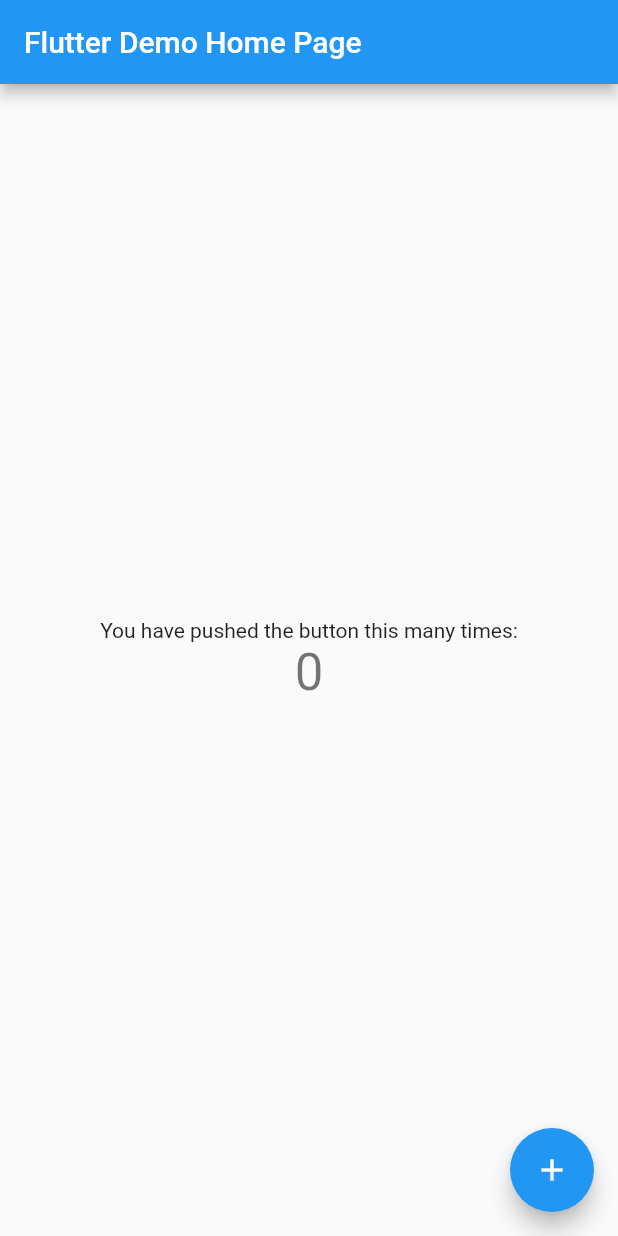
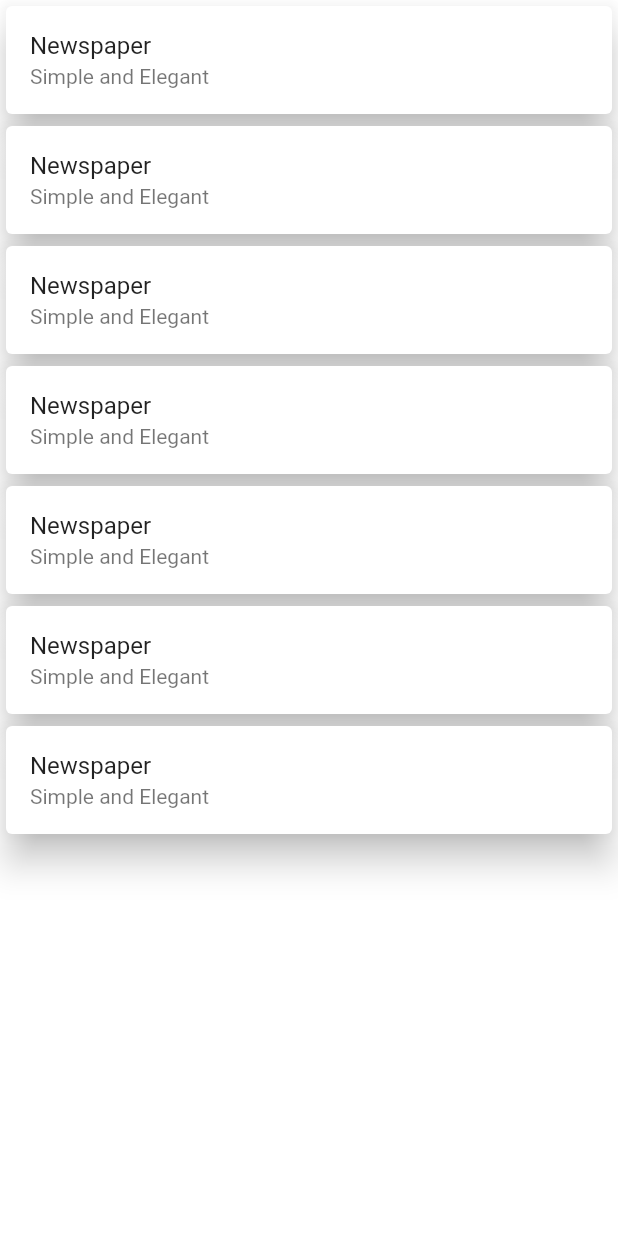
Before and after one commit to devmithunnath/design_challenges, a Flutter app: the screen it shows after launch, on a phone screen of 412 x 824 dp. Run offline on Flutter 3.47's test engine with Material 2 defaults, Android fonts, the phone set to English and light mode, and no system bars.

Commit message:
sample cards for the home page

```diff
--- a/lib/main.dart
+++ b/lib/main.dart
@@ -1,3 +1,4 @@
+import 'package:design_challenges/screens/home.screen.dart';
 import 'package:flutter/material.dart';
 
 void main() => runApp(MyApp());
@@ -7,105 +8,11 @@ class MyApp extends StatelessWidget {
   @override
   Widget build(BuildContext context) {
     return MaterialApp(
-      title: 'Flutter Demo',
+      title: 'Design Challenges',
       theme: ThemeData(
-        // This is the theme of your application.
-        //
-        // Try running your application with "flutter run". You'll see the
-        // application has a blue toolbar. Then, without quitting the app, try
-        // changing the primarySwatch below to Colors.green and then invoke
-        // "hot reload" (press "r" in the console where you ran "flutter run",
-        // or simply save your changes to "hot reload" in a Flutter IDE).
-        // Notice that the counter didn't reset back to zero; the application
-        // is not restarted.
         primarySwatch: Colors.blue,
       ),
-      home: MyHomePage(title: 'Flutter Demo Home Page'),
+      home: HomeScreen()
     );
   }
 }
-
-class MyHomePage extends StatefulWidget {
-  MyHomePage({Key key, this.title}) : super(key: key);
-
-  // This widget is the home page of your application. It is stateful, meaning
-  // that it has a State object (defined below) that contains fields that affect
-  // how it looks.
-
-  // This class is the configuration for the state. It holds the values (in this
-  // case the title) provided by the parent (in this case the App widget) and
-  // used by the build method of the State. Fields in a Widget subclass are
-  // always marked "final".
-
-  final String title;
-
-  @override
-  _MyHomePageState createState() => _MyHomePageState();
-}
-
-class _MyHomePageState extends State<MyHomePage> {
-  int _counter = 0;
-
-  void _incrementCounter() {
-    setState(() {
-      // This call to setState tells the Flutter framework that something has
-      // changed in this State, which causes it to rerun the build method below
-      // so that the display can reflect the updated values. If we changed
-      // _counter without calling setState(), then the build method would not be
-      // called again, and so nothing would appear to happen.
-      _counter++;
-    });
-  }
-
-  @override
-  Widget build(BuildContext context) {
-    // This method is rerun every time setState is called, for instance as done
-    // by the _incrementCounter method above.
-    //
-    // The Flutter framework has been optimized to make rerunning build methods
-    // fast, so that you can just rebuild anything that needs updating rather
-    // than having to individually change instances of widgets.
-    return Scaffold(
-      appBar: AppBar(
-        // Here we take the value from the MyHomePage object that was created by
-        // the App.build method, and use it to set our appbar title.
-        title: Text(widget.title),
-      ),
-      body: Center(
-        // Center is a layout widget. It takes a single child and positions it
-        // in the middle of the parent.
-        child: Column(
-          // Column is also a layout widget. It takes a list of children and
-          // arranges them vertically. By default, it sizes itself to fit its
-          // children horizontally, and tries to be as tall as its parent.
-          //
-          // Invoke "debug painting" (press "p" in the console, choose the
-          // "Toggle Debug Paint" action from the Flutter Inspector in Android
-          // Studio, or the "Toggle Debug Paint" command in Visual Studio Code)
-          // to see the wireframe for each widget.
-          //
-          // Column has various properties to control how it sizes itself and
-          // how it positions its children. Here we use mainAxisAlignment to
-          // center the children vertically; the main axis here is the vertical
-          // axis because Columns are vertical (the cross axis would be
-          // horizontal).
-          mainAxisAlignment: MainAxisAlignment.center,
-          children: <Widget>[
-            Text(
-              'You have pushed the button this many times:',
-            ),
-            Text(
-              '$_counter',
-              style: Theme.of(context).textTheme.display1,
-            ),
-          ],
-        ),
-      ),
-      floatingActionButton: FloatingActionButton(
-        onPressed: _incrementCounter,
-        tooltip: 'Increment',
-        child: Icon(Icons.add),
-      ), // This trailing comma makes auto-formatting nicer for build methods.
-    );
-  }
-}
--- /dev/null
+++ b/lib/screens/home.screen.dart
@@ -0,0 +1,38 @@
+import 'package:design_challenges/widgets/cardHolder.dart';
+import 'package:flutter/material.dart';
+
+class HomeScreen extends StatelessWidget {
+  @override
+  Widget build(BuildContext context) {
+
+    return Scaffold(
+      backgroundColor: Colors.white,
+      body: ListView(
+        children: <Widget>[
+          CardHolder(
+            title: "Newspaper",
+            subTitle: "Simple and Elegant",
+          ),CardHolder(
+            title: "Newspaper",
+            subTitle: "Simple and Elegant",
+          ),CardHolder(
+            title: "Newspaper",
+            subTitle: "Simple and Elegant",
+          ),CardHolder(
+            title: "Newspaper",
+            subTitle: "Simple and Elegant",
+          ),CardHolder(
+            title: "Newspaper",
+            subTitle: "Simple and Elegant",
+          ),CardHolder(
+            title: "Newspaper",
+            subTitle: "Simple and Elegant",
+          ),CardHolder(
+            title: "Newspaper",
+            subTitle: "Simple and Elegant",
+          ),
+        ],
+      ),
+    );
+  }
+}
--- /dev/null
+++ b/lib/widgets/cardHolder.dart
@@ -0,0 +1,17 @@
+import 'package:flutter/material.dart';
+
+class CardHolder extends StatelessWidget {
+  final String title;
+  final String subTitle;
+  CardHolder({@required this.title, @required this.subTitle});
+  @override
+  Widget build(BuildContext context) {
+    return Card(
+      elevation: 10,
+      child: ListTile(
+        title: Text(title ?? "Unavailable"),
+        subtitle: Text(subTitle ?? "Unavailable"),
+      ),
+    );
+  }
+}
```
